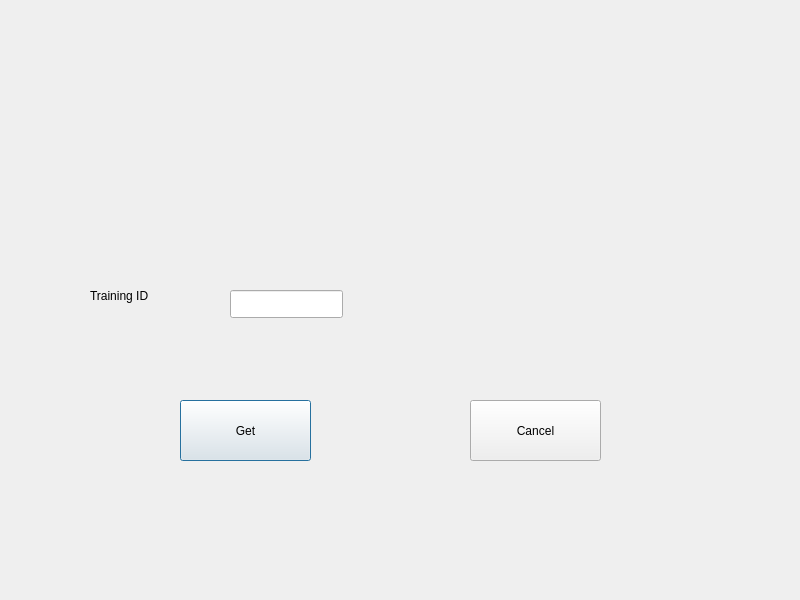
Before: the Qt Designer form gettraining.ui in YousefKaram5824/Project, drawn with Qt 5.
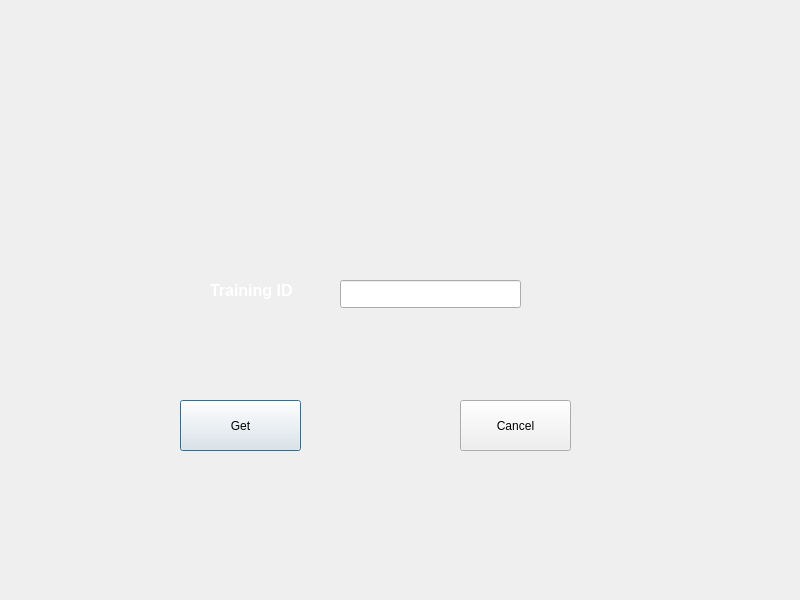
After: the same form once the commit is applied. Icons and pictures are not drawn.

Diff of the .ui file:
```diff
--- a/gettraining.ui
+++ b/gettraining.ui
@@ -10,6 +10,12 @@
     <height>600</height>
    </rect>
   </property>
+  <property name="font">
+   <font>
+    <pointsize>12</pointsize>
+    <bold>true</bold>
+   </font>
+  </property>
   <property name="contextMenuPolicy">
    <enum>Qt::ContextMenuPolicy::NoContextMenu</enum>
   </property>
@@ -42,12 +48,21 @@
    <widget class="QLabel" name="label">
     <property name="geometry">
      <rect>
-      <x>90</x>
-      <y>260</y>
-      <width>101</width>
-      <height>71</height>
+      <x>210</x>
+      <y>270</y>
+      <width>141</width>
+      <height>41</height>
      </rect>
     </property>
+    <property name="font">
+     <font>
+      <pointsize>12</pointsize>
+      <bold>true</bold>
+     </font>
+    </property>
+    <property name="styleSheet">
+     <string notr="true">color: rgb(255, 255, 255);</string>
+    </property>
     <property name="text">
      <string>Training ID</string>
     </property>
@@ -57,8 +72,8 @@
      <rect>
       <x>180</x>
       <y>400</y>
-      <width>131</width>
-      <height>61</height>
+      <width>121</width>
+      <height>51</height>
      </rect>
     </property>
     <property name="text">
@@ -68,9 +83,9 @@
    <widget class="QLineEdit" name="trainingId">
     <property name="geometry">
      <rect>
-      <x>230</x>
-      <y>290</y>
-      <width>113</width>
+      <x>340</x>
+      <y>280</y>
+      <width>181</width>
       <height>28</height>
      </rect>
     </property>
@@ -78,10 +93,10 @@
    <widget class="QPushButton" name="canel">
     <property name="geometry">
      <rect>
-      <x>470</x>
+      <x>460</x>
       <y>400</y>
-      <width>131</width>
-      <height>61</height>
+      <width>111</width>
+      <height>51</height>
      </rect>
     </property>
     <property name="text">
```
